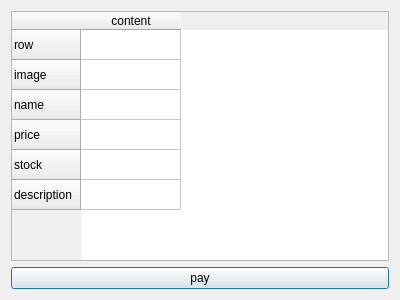
Before: the Qt Designer form client/paymentdialog.ui in gitjip/microtrade, drawn with Qt 5.
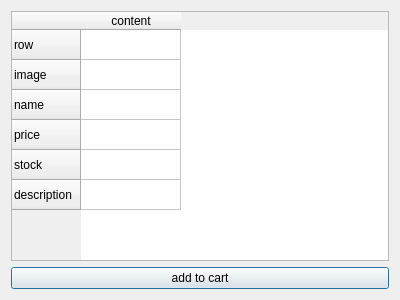
After: the same form once the commit is applied.

```diff
--- a/client/paymentdialog.ui
+++ b/client/paymentdialog.ui
@@ -17,7 +17,7 @@
    <item row="1" column="0">
     <widget class="QPushButton" name="payPushButton">
      <property name="text">
-      <string>pay</string>
+      <string>add to cart</string>
      </property>
     </widget>
    </item>
```
